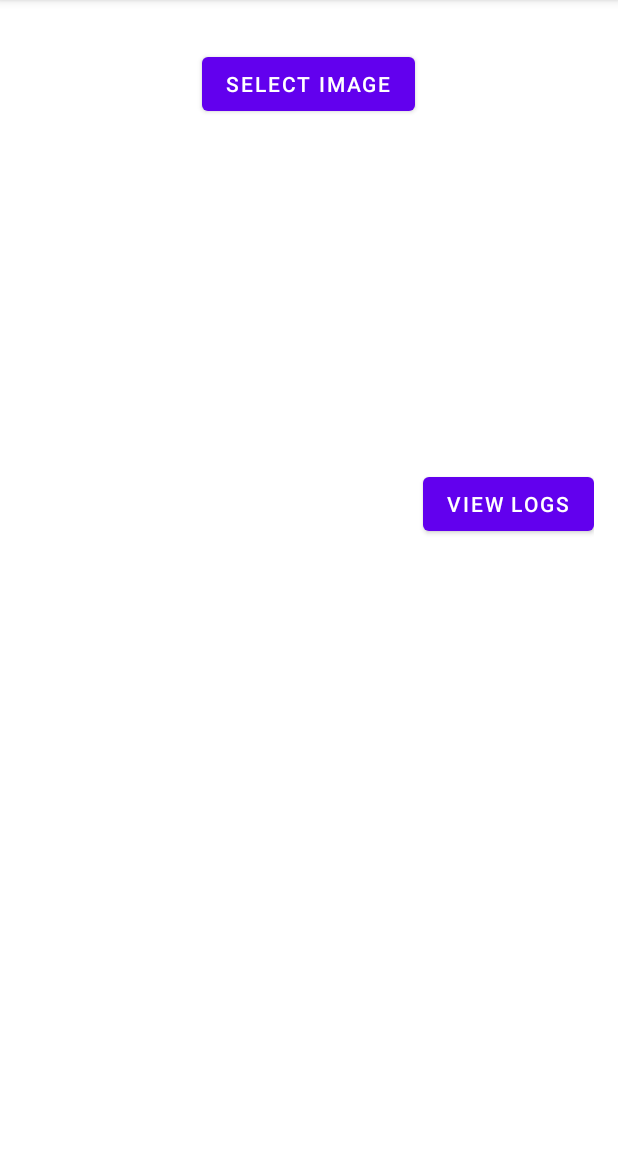
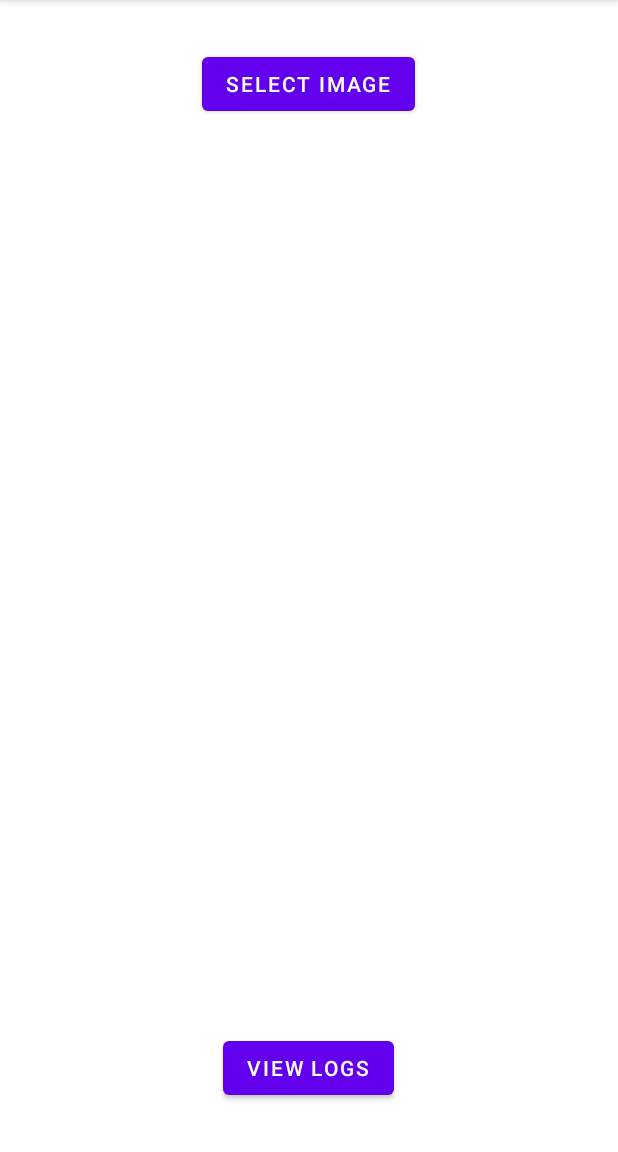
Before and after one commit to HamzaHayee36/Storage-App, an Android app: the ImageSelectAndSendActivity screen opened directly, with no data from a screen before it, on a phone screen of 412 x 824 dp, the part 84-1236 px from its top. Run offline under Robolectric (Android 15) with nearby library versions, the phone set to English and light mode, and no system bars.

Commit message:
Log Button at center

```diff
--- a/app/src/main/res/layout/activity_image_select_and_send.xml
+++ b/app/src/main/res/layout/activity_image_select_and_send.xml
@@ -1,26 +1,23 @@
 <?xml version="1.0" encoding="utf-8"?>
-<ScrollView xmlns:android="http://schemas.android.com/apk/res/android"
+<RelativeLayout xmlns:android="http://schemas.android.com/apk/res/android"
     android:layout_width="match_parent"
     android:layout_height="match_parent"
     android:padding="16dp">
-
-    <LinearLayout
-        android:layout_width="match_parent"
-        android:layout_height="wrap_content"
-        android:orientation="vertical"
-        android:gravity="center_horizontal">
 
     <Button
         android:id="@+id/selectImageButton"
         android:layout_width="wrap_content"
         android:layout_height="wrap_content"
         android:text="Select Image"
+        android:layout_centerHorizontal="true"
         android:layout_marginTop="16dp"/>
 
     <ImageView
         android:id="@+id/selectedImageView"
         android:layout_width="match_parent"
         android:layout_height="200dp"
+        android:layout_below="@+id/selectImageButton"
+        android:layout_centerHorizontal="true"
         android:layout_marginTop="16dp"
         android:scaleType="fitCenter"/>
 
@@ -29,6 +26,8 @@
         android:layout_width="wrap_content"
         android:layout_height="wrap_content"
         android:text="Accept and Send"
+        android:layout_below="@+id/selectedImageView"
+        android:layout_centerHorizontal="true"
         android:layout_marginTop="16dp"
         android:visibility="gone"/>
 
@@ -37,6 +36,8 @@
         android:layout_width="wrap_content"
         android:layout_height="wrap_content"
         android:text="Reject"
+        android:layout_below="@+id/acceptSendButton"
+        android:layout_centerHorizontal="true"
         android:layout_marginTop="16dp"
         android:visibility="gone"/>
 
@@ -47,17 +48,18 @@
         android:textColor="@android:color/holo_red_dark"
         android:visibility="gone"
         android:textSize="16sp"
+        android:layout_below="@+id/rejectButton"
+        android:layout_centerHorizontal="true"
         android:paddingTop="8dp"/>
+
     <Button
         android:id="@+id/viewLogsButton"
         android:layout_width="wrap_content"
         android:layout_height="wrap_content"
         android:text="View Logs"
-            android:layout_gravity="bottom|end"
+        android:layout_centerHorizontal="true"
+        android:layout_alignParentBottom="true"
         android:layout_marginTop="16dp"
         android:layout_marginBottom="16dp"/>
 
-
-    </LinearLayout>
-
-</ScrollView>
+</RelativeLayout>
```
Lines whose indentation alone changed are shown as unchanged.
